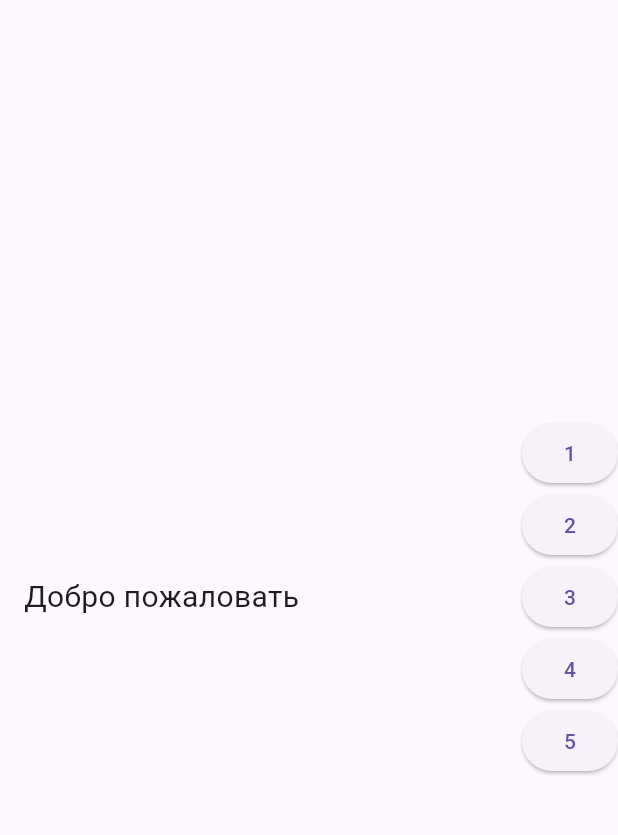
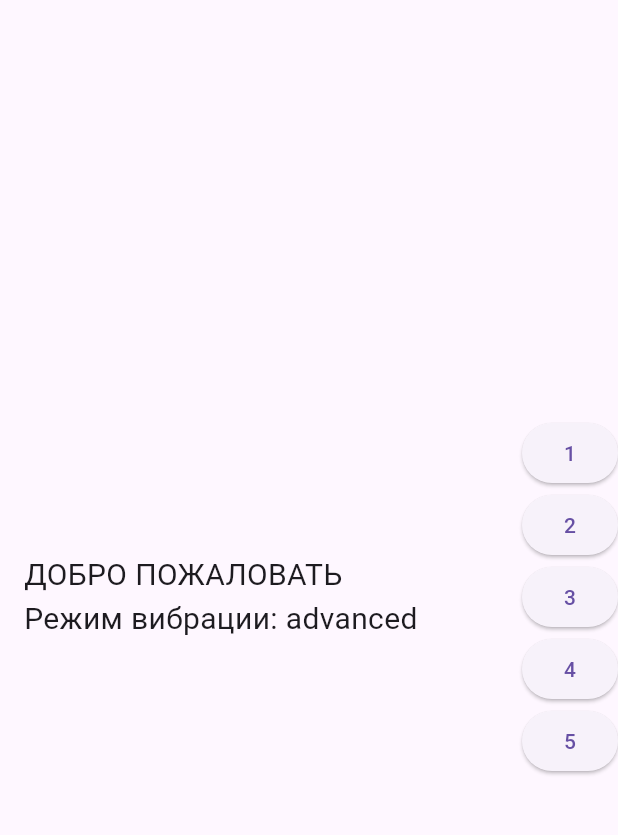
Before and after one commit to vdovydenkov/vibe_echo, a Flutter app: the screen it shows after launch, on a phone screen of 412 x 824 dp, the part 63-898 px from its top. Run offline on Flutter 3.47's test engine with Material 3 defaults, Android fonts, the phone set to English and light mode, and no system bars; our stand-ins replace get_it, logger, vibration; missing offline and left inert: advanced_haptics.

Commit message:
chore: add haptic mode message to home screen

```diff
--- a/lib/main.dart
+++ b/lib/main.dart
@@ -56,19 +56,24 @@ class HomeScreen extends StatefulWidget {
 // Состояние главной страницы
 class _HomeScreenState extends State<HomeScreen> {
   // Достаём синглтоны: логгер и устройство
+  final vibeDevice = getDependency<HapticEngine>();
   final myLog      = getDependency<Logger>();
-  final vibeDevice = getDependency<HapticEngine>();
   final cfg        = getDependency<Config>();
 
-  String _mainText = 'Добро пожаловать';
+  String _mainText = 'ДОБРО ПОЖАЛОВАТЬ';
 
   late ControlPanelServer _cPanelServer;
-
   final CmdDispatcher cPanelCommandDispatcher = CmdDispatcher();
 
   @override
   void initState() {
     super.initState();
+    if (mounted) {
+      setState(() {
+        _mainText += '\nРежим вибрации: ${vibeDevice.mode}';
+      });
+    }
+
     _startServer();
   }
 
@@ -86,7 +91,7 @@ class _HomeScreenState extends State<HomeScreen> {
     }
 
     _cPanelServer.stream.listen((cmd) async {
-      myLog.i('Пришло с CPanel: $cmd');
+      myLog.d('From CPanel: $cmd');
       if (mounted) {
         // Выводим текст команды
         setState(() {
--- a/pubspec.yaml
+++ b/pubspec.yaml
@@ -16,7 +16,7 @@ publish_to: 'none' # Remove this line if you wish to publish to pub.dev
 # https://developer.apple.com/library/archive/documentation/General/Reference/InfoPlistKeyReference/Articles/CoreFoundationKeys.html
 # In Windows, build-name is used as the major, minor, and patch parts
 # of the product and file versions while build-number is used as the build suffix.
-version: 0.8.0+15
+version: 0.8.0+16
 
 environment:
   sdk: ^3.9.2
```
